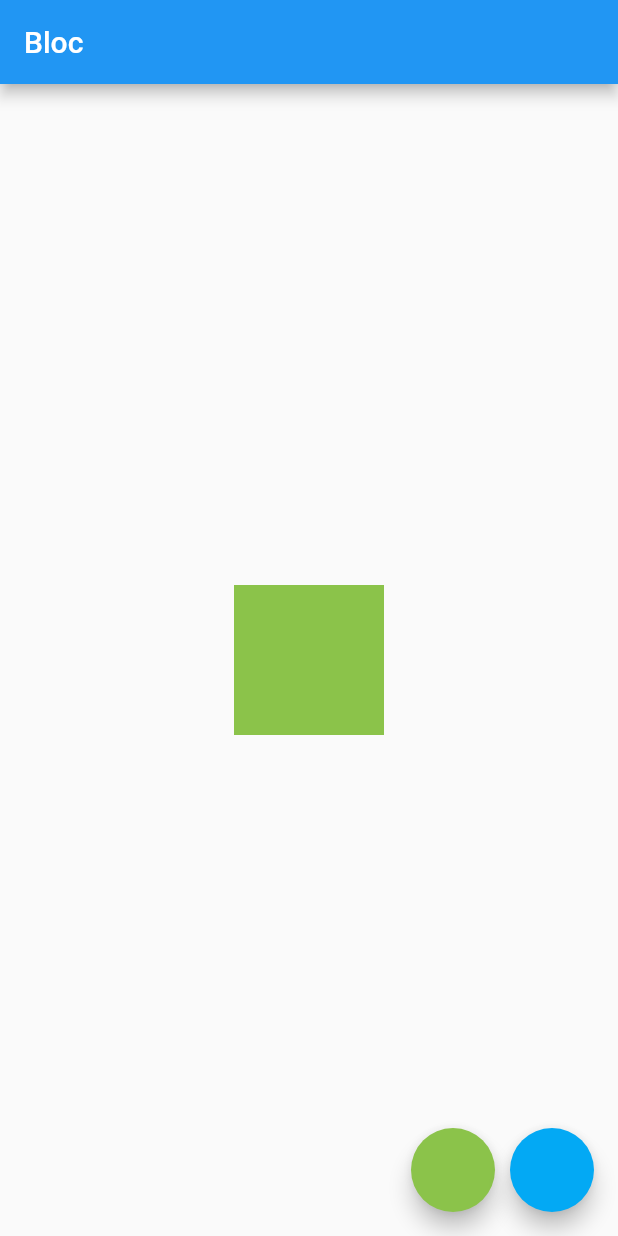
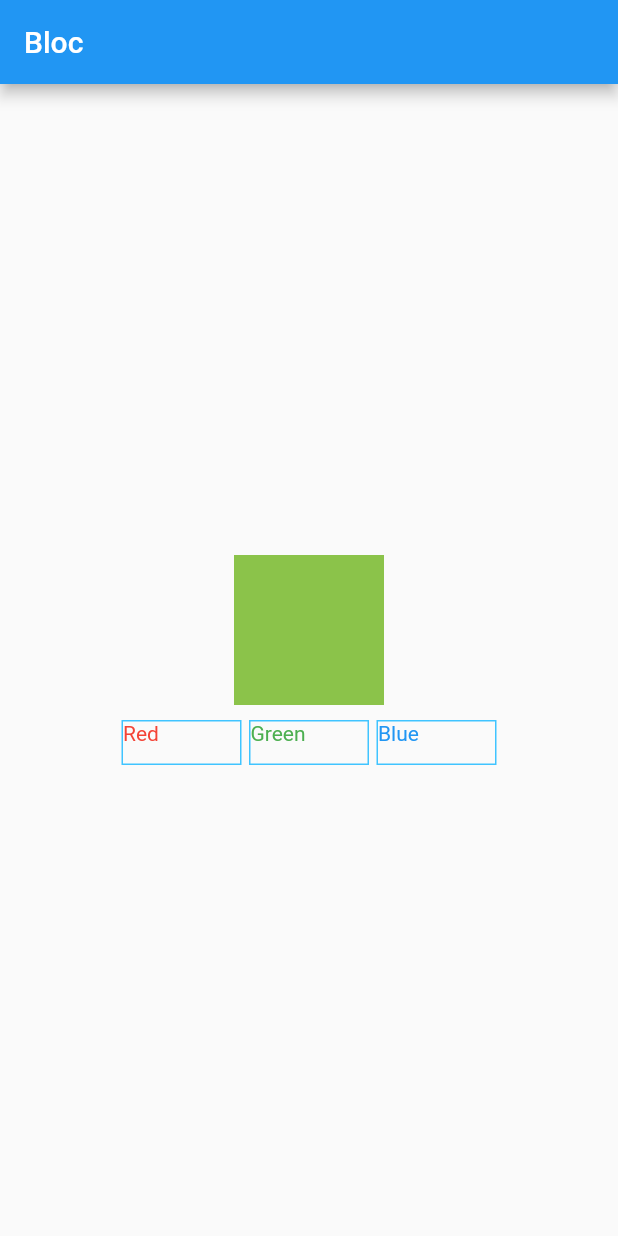
Before and after one commit to fhaarn/Flutter-BLoC, a Flutter app: the screen it shows after launch, on a phone screen of 412 x 824 dp. Run offline on Flutter 3.47's test engine with Material 2 defaults, Android fonts, the phone set to English and light mode, and no system bars.

Commit message:
updated version

```diff
--- a/lib/color_bloc.dart
+++ b/lib/color_bloc.dart
@@ -1,12 +1,12 @@
 import 'package:flutter/material.dart';
 import 'dart:async';
 
-enum ColorEvent { to_lg, to_lb }
+enum ColorEvent { red, green, blue }
 
 class ColorBloc {
-  Color _color = Colors.lightGreen;
+  Color _color = Colors.red;
 
-  StreamController<ColorEvent> _eventController =
+  final StreamController<ColorEvent> _eventController =
       StreamController<ColorEvent>();
   StreamSink<ColorEvent> get eventSink => _eventController.sink;
 
@@ -16,10 +16,12 @@ class ColorBloc {
   Stream<Color> get stateStream => _stateController.stream;
 
   void _mapEventToState(ColorEvent colorEvent) {
-    if (colorEvent == ColorEvent.to_lg)
-      _color = Colors.lightGreen;
+    if (colorEvent == ColorEvent.red)
+      _color = Colors.red;
+    else if (colorEvent == ColorEvent.green)
+      _color = Colors.green;
     else
-      _color = Colors.lightBlue;
+      _color = Colors.blue;
 
     _stateSink.add(_color);
   }
--- a/lib/tesbloc.dart
+++ b/lib/tesbloc.dart
@@ -20,29 +20,14 @@ class _tesBlocState extends State<tesBloc> {
 
   Widget build(BuildContext context) {
     return Scaffold(
-      floatingActionButton: Row(
-        mainAxisAlignment: MainAxisAlignment.end,
-        children: <Widget>[
-          FloatingActionButton(
-              backgroundColor: Colors.lightGreen,
-              onPressed: () {
-                bloc.eventSink.add(ColorEvent.to_lg);
-              }),
-          SizedBox(
-            width: 10,
-          ),
-          FloatingActionButton(
-              backgroundColor: Colors.lightBlue,
-              onPressed: () {
-                bloc.eventSink.add(ColorEvent.to_lb);
-              }),
-        ],
-      ),
       appBar: AppBar(
         title: Text("Bloc"),
       ),
       body: Center(
-        child: StreamBuilder<Color>(
+        child: Column(
+          mainAxisAlignment: MainAxisAlignment.center,
+          children: [
+            StreamBuilder<Color>(
               stream: bloc.stateStream,
               initialData: Colors.lightGreen,
               builder: (context, snapshot) {
@@ -54,6 +39,67 @@ class _tesBlocState extends State<tesBloc> {
                 );
               },
             ),
+            SizedBox(
+              height: 10,
+            ),
+            Row(
+              mainAxisAlignment: MainAxisAlignment.center,
+              children: [
+                InkWell(
+                  onTap: () {
+                    bloc.eventSink.add(ColorEvent.red);
+                  },
+                  child: Container(
+                    width: 80,
+                    height: 30,
+                    decoration: BoxDecoration(
+                        border: Border.all(color: Colors.lightBlueAccent)),
+                    child: Text(
+                      "Red",
+                      style: TextStyle(color: Colors.red),
+                    ),
+                  ),
+                ),
+                SizedBox(
+                  width: 5,
+                ),
+                InkWell(
+                  onTap: () {
+                    bloc.eventSink.add(ColorEvent.green);
+                  },
+                  child: Container(
+                    width: 80,
+                    height: 30,
+                    decoration: BoxDecoration(
+                        border: Border.all(color: Colors.lightBlueAccent)),
+                    child: Text(
+                      "Green",
+                      style: TextStyle(color: Colors.green),
+                    ),
+                  ),
+                ),
+                SizedBox(
+                  width: 5,
+                ),
+                InkWell(
+                  onTap: () {
+                    bloc.eventSink.add(ColorEvent.blue);
+                  },
+                  child: Container(
+                    width: 80,
+                    height: 30,
+                    decoration: BoxDecoration(
+                        border: Border.all(color: Colors.lightBlueAccent)),
+                    child: Text(
+                      "Blue",
+                      style: TextStyle(color: Colors.blue),
+                    ),
+                  ),
+                ),
+              ],
+            )
+          ],
+        ),
       ),
     );
   }
```
Lines whose indentation alone changed are shown as unchanged.
